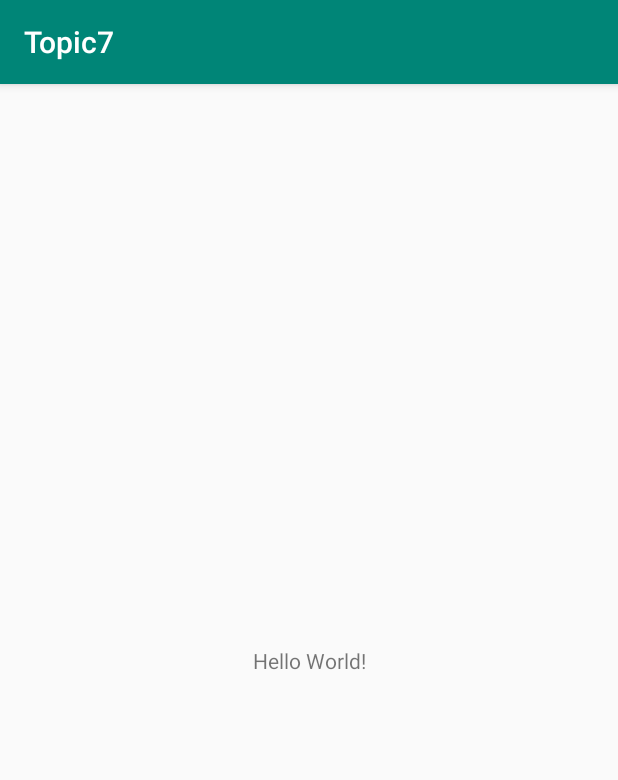
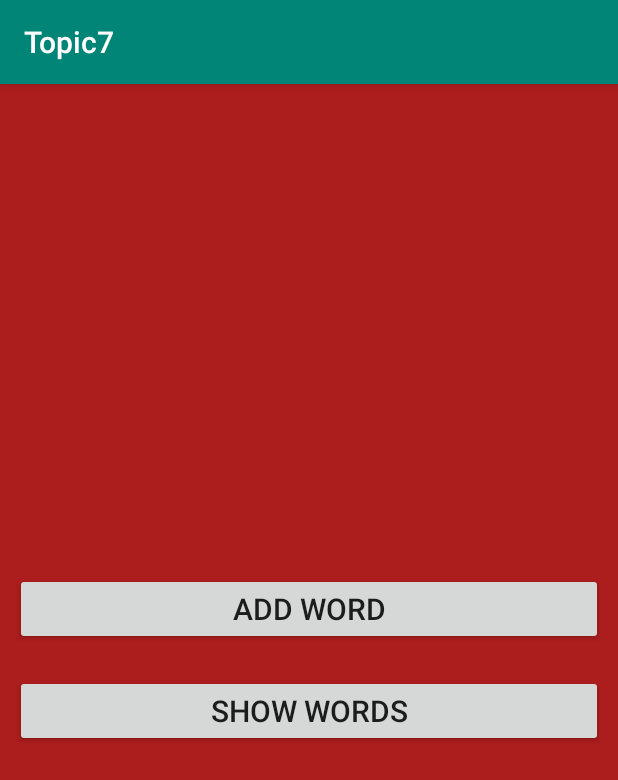
Before and after one commit to DeepakMaharjan/Topic7, an Android app: the screen it shows after launch (MainActivity), on a phone screen of 412 x 824 dp. Shown: the top 780 px of the screen. Run offline under Robolectric (Android 15) with nearby library versions, the phone set to English and light mode, and no system bars.

```diff
--- a/app/src/main/AndroidManifest.xml
+++ b/app/src/main/AndroidManifest.xml
@@ -9,6 +9,7 @@
         android:roundIcon="@mipmap/ic_launcher_round"
         android:supportsRtl="true"
         android:theme="@style/AppTheme">
+        <activity android:name=".AddMessageActivity"></activity>
         <activity android:name=".MainActivity">
             <intent-filter>
                 <action android:name="android.intent.action.MAIN" />
--- a/app/src/main/res/layout/activity_main.xml
+++ b/app/src/main/res/layout/activity_main.xml
@@ -1,18 +1,31 @@
 <?xml version="1.0" encoding="utf-8"?>
-<androidx.constraintlayout.widget.ConstraintLayout xmlns:android="http://schemas.android.com/apk/res/android"
+<LinearLayout xmlns:android="http://schemas.android.com/apk/res/android"
     xmlns:app="http://schemas.android.com/apk/res-auto"
     xmlns:tools="http://schemas.android.com/tools"
     android:layout_width="match_parent"
     android:layout_height="match_parent"
+    android:orientation="vertical"
+    android:gravity="center"
+    android:background="#AC1D1D"
     tools:context=".MainActivity">
 
-    <TextView
-        android:layout_width="wrap_content"
+   <Button
+       android:id="@+id/btnAddWord"
+       android:layout_width="match_parent"
+       android:layout_height="wrap_content"
+       android:layout_margin="10dp"
+       android:text="Add Word"
+       android:textSize="20sp"
+       />
+
+    <Button
+        android:id="@+id/btnShowWord"
+        android:layout_width="match_parent"
         android:layout_height="wrap_content"
-        android:text="Hello World!"
-        app:layout_constraintBottom_toBottomOf="parent"
-        app:layout_constraintLeft_toLeftOf="parent"
-        app:layout_constraintRight_toRightOf="parent"
-        app:layout_constraintTop_toTopOf="parent" />
+        android:layout_margin="10dp"
+        android:text="Show Words"
+        android:textSize="20sp"
+        />
 
-</androidx.constraintlayout.widget.ConstraintLayout>
+
+</LinearLayout>
```
Also changed, not shown: app/src/main/java/com/deepak/topic7/AddMessageActivity.java (added, +48 -0 lines), app/src/main/res/layout/activity_add_message.xml (added, +38 -0 lines).
